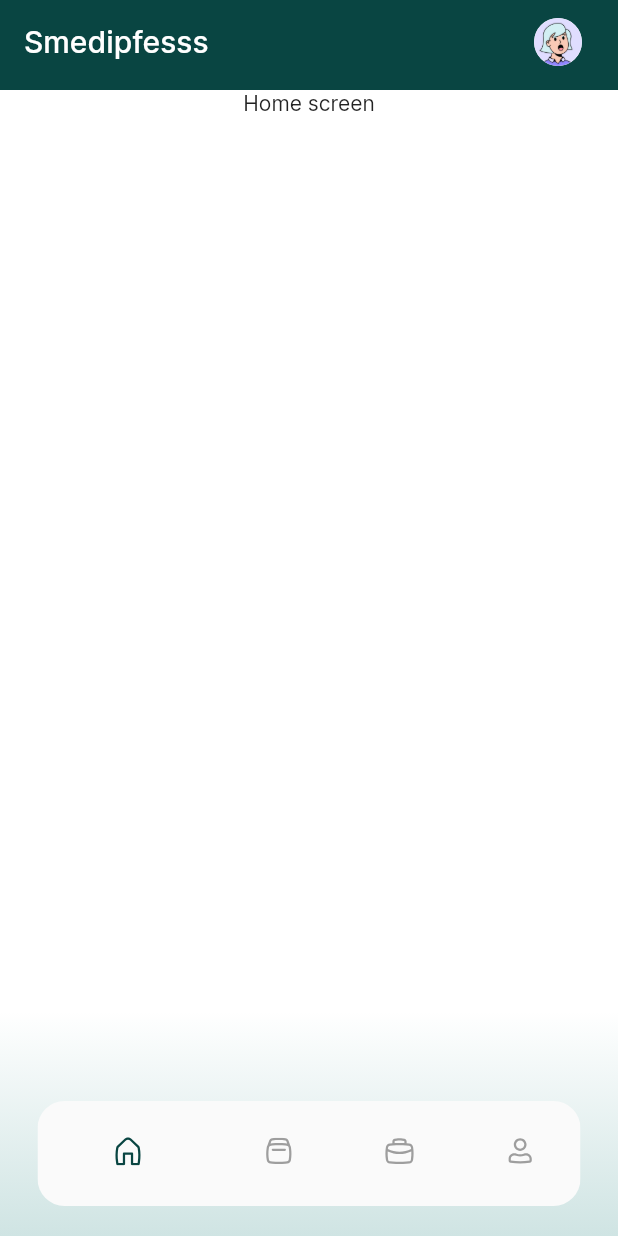
After one commit to smeducative/smedipfess-app, a Flutter app: the ScreenRouter screen opened directly, on a phone screen of 412 x 824 dp. The commit adds this screen. Run offline on Flutter 3.47's test engine with Material 2 defaults, Android fonts, the phone set to English and light mode, and no system bars; our stand-ins replace flutter_svg.

Commit message:
wip bottom navigation bar

```diff
--- a/lib/constants/theme.dart
+++ b/lib/constants/theme.dart
@@ -6,4 +6,13 @@ class AppColorTheme {
   static const Color primaryExtraSoft = Color(0xFFEEF4F4);
   static const Color secondary = Color(0xFFEDE5CC);
   static const Color whiteSoft = Color(0xFFF8F8F8);
+
+  static LinearGradient bottomShadow = LinearGradient(
+    colors: [
+      const Color(0xFF107873).withOpacity(0.2),
+      const Color(0xFF107873).withOpacity(0.0),
+    ],
+    begin: Alignment.bottomCenter,
+    end: Alignment.topCenter,
+  );
 }
--- a/lib/main.dart
+++ b/lib/main.dart
@@ -10,6 +10,7 @@ void main() {
       theme: ThemeData(
         primaryColor: AppColorTheme.kPrimary,
         scaffoldBackgroundColor: Colors.white,
+        fontFamily: 'inter',
       ),
     ),
   );
--- a/lib/screens/auth_screen/login_modal.dart
+++ b/lib/screens/auth_screen/login_modal.dart
@@ -1,6 +1,8 @@
 import 'package:flutter/material.dart';
-import 'package:smedipfess/components/custom_text_field.dart';
+import 'package:smedipfess/screens/components/custom_text_field.dart';
 import 'package:smedipfess/constants/theme.dart';
+import 'package:smedipfess/screens/home/home_sceen.dart';
+import 'package:smedipfess/screens/home/screen_router.dart';
 
 class LoginModal extends StatefulWidget {
   const LoginModal({Key? key}) : super(key: key);
@@ -84,7 +86,14 @@ class _LoginModalState extends State<LoginModal> {
                   height: 60,
                   width: MediaQuery.of(context).size.width,
                   child: ElevatedButton(
-                    onPressed: () {},
+                    onPressed: () {
+                      Navigator.of(context).pop();
+                      Navigator.of(context).pushReplacement(
+                        MaterialPageRoute(
+                          builder: (context) => const ScreenRouter(),
+                        ),
+                      );
+                    },
                     style: ElevatedButton.styleFrom(
                       shape: RoundedRectangleBorder(
                         borderRadius: BorderRadius.circular(10),
--- /dev/null
+++ b/lib/screens/components/custom_app_bar.dart
@@ -0,0 +1,54 @@
+import 'package:flutter/material.dart';
+import 'package:flutter/services.dart';
+import 'package:smedipfess/constants/theme.dart';
+
+class CustomAppBar extends StatelessWidget implements PreferredSizeWidget {
+  final Widget title;
+  final bool showProfilePhoto;
+  final ImageProvider profilePhoto;
+  final VoidCallback onProfilePhotoPressed;
+
+  const CustomAppBar({
+    Key? key,
+    required this.title,
+    required this.showProfilePhoto,
+    required this.profilePhoto,
+    required this.onProfilePhotoPressed,
+  }) : super(key: key);
+
+  @override
+  Size get preferredSize => const Size.fromHeight(60);
+
+  @override
+  Widget build(BuildContext context) {
+    return AppBar(
+      systemOverlayStyle: SystemUiOverlayStyle.dark,
+      backgroundColor: AppColorTheme.kPrimary,
+      title: title,
+      elevation: 0,
+      actions: <Widget>[
+        Visibility(
+          child: Container(
+            margin: const EdgeInsets.only(right: 16),
+            alignment: Alignment.center,
+            child: IconButton(
+              onPressed: onProfilePhotoPressed,
+              icon: Container(
+                width: 32,
+                height: 32,
+                decoration: BoxDecoration(
+                  borderRadius: BorderRadius.circular(100),
+                  color: Colors.white,
+                  image: DecorationImage(
+                    image: profilePhoto,
+                    fit: BoxFit.cover,
+                  ),
+                ),
+              ),
+            ),
+          ),
+        ),
+      ],
+    );
+  }
+}
--- /dev/null
+++ b/lib/screens/components/custom_bottom_navigation_bar.dart
@@ -0,0 +1,83 @@
+import 'package:flutter/material.dart';
+import 'package:smedipfess/constants/theme.dart';
+import 'package:flutter_svg/flutter_svg.dart';
+
+// ignore: must_be_immutable
+class CustomBottomNavigationBar extends StatefulWidget {
+  int selectedIndex;
+  void Function(int) onItemTapped;
+
+  CustomBottomNavigationBar({
+    Key? key,
+    required this.selectedIndex,
+    required this.onItemTapped,
+  }) : super(key: key);
+
+  @override
+  _CustomBottomNavigationBarState createState() =>
+      _CustomBottomNavigationBarState();
+}
+
+class _CustomBottomNavigationBarState extends State<CustomBottomNavigationBar> {
+  @override
+  Widget build(BuildContext context) {
+    return Container(
+      padding: const EdgeInsets.symmetric(
+        vertical: 10.0,
+        horizontal: 15.0,
+      ),
+      margin: const EdgeInsets.all(10.0),
+      color: Colors.transparent,
+      child: ClipRRect(
+        borderRadius: BorderRadius.circular(18),
+        child: SizedBox(
+            height: 70,
+            child: BottomNavigationBar(
+              currentIndex: widget.selectedIndex,
+              onTap: widget.onItemTapped,
+              elevation: 0,
+              showUnselectedLabels: false,
+              showSelectedLabels: false,
+              items: [
+                BottomNavigationBarItem(
+                  icon: SvgPicture.asset(
+                    "assets/icons/home.svg",
+                    color: widget.selectedIndex == 0
+                        ? AppColorTheme.kPrimary
+                        : Colors.grey,
+                  ),
+                  label: 'Home',
+                ),
+                BottomNavigationBarItem(
+                  icon: SvgPicture.asset(
+                    "assets/icons/box.svg",
+                    color: widget.selectedIndex == 1
+                        ? AppColorTheme.kPrimary
+                        : Colors.grey,
+                  ),
+                  label: '',
+                ),
+                BottomNavigationBarItem(
+                  icon: SvgPicture.asset(
+                    "assets/icons/bag.svg",
+                    color: widget.selectedIndex == 2
+                        ? AppColorTheme.kPrimary
+                        : Colors.grey,
+                  ),
+                  label: '',
+                ),
+                BottomNavigationBarItem(
+                  icon: SvgPicture.asset(
+                    "assets/icons/user.svg",
+                    color: widget.selectedIndex == 3
+                        ? AppColorTheme.kPrimary
+                        : Colors.grey,
+                  ),
+                  label: '',
+                ),
+              ],
+            )),
+      ),
+    );
+  }
+}
--- /dev/null
+++ b/lib/screens/home/home_sceen.dart
@@ -0,0 +1,38 @@
+import 'package:flutter/material.dart';
+import 'package:smedipfess/screens/components/custom_app_bar.dart';
+
+class HomeScreen extends StatefulWidget {
+  const HomeScreen({Key? key}) : super(key: key);
+
+  @override
+  _HomeScreenState createState() => _HomeScreenState();
+}
+
+class _HomeScreenState extends State<HomeScreen> {
+  @override
+  Widget build(BuildContext context) {
+    return Scaffold(
+      appBar: CustomAppBar(
+        title: const Text('Smedipfesss'),
+        showProfilePhoto: true,
+        profilePhoto: const AssetImage("assets/images/Avatar.png"),
+        onProfilePhotoPressed: () {
+          ScaffoldMessenger.of(context).showSnackBar(
+            const SnackBar(
+              content: Text('Profile photo pressed'),
+            ),
+          );
+        },
+      ),
+      body: ListView(
+        shrinkWrap: true,
+        physics: const BouncingScrollPhysics(),
+        children: [
+          const Center(
+            child: Text('Home screen'),
+          ),
+        ],
+      ),
+    );
+  }
+}
--- /dev/null
+++ b/lib/screens/home/screen_router.dart
@@ -0,0 +1,61 @@
+import 'package:flutter/material.dart';
+import 'package:smedipfess/constants/theme.dart';
+import 'package:smedipfess/screens/components/custom_bottom_navigation_bar.dart';
+import 'package:smedipfess/screens/home/home_sceen.dart';
+
+class ScreenRouter extends StatefulWidget {
+  const ScreenRouter({Key? key}) : super(key: key);
+
+  @override
+  _ScreenRouterState createState() => _ScreenRouterState();
+}
+
+class _ScreenRouterState extends State<ScreenRouter> {
+  int _selectedIndex = 0;
+
+  _onItemTapped(int index) {
+    setState(() {
+      _selectedIndex = index;
+    });
+  }
+
+  @override
+  Widget build(BuildContext context) {
+    return Scaffold(
+      extendBody: true,
+      body: Stack(
+        children: [
+          [
+            HomeScreen(),
+            HomeScreen(),
+            HomeScreen(),
+            HomeScreen(),
+          ][_selectedIndex],
+          const BottomGradientWidget(),
+        ],
+      ),
+      bottomNavigationBar: CustomBottomNavigationBar(
+        onItemTapped: _onItemTapped,
+        selectedIndex: _selectedIndex,
+      ),
+    );
+  }
+}
+
+class BottomGradientWidget extends StatelessWidget {
+  const BottomGradientWidget({Key? key}) : super(key: key);
+
+  @override
+  Widget build(BuildContext context) {
+    return Positioned(
+      bottom: 0,
+      child: Container(
+        width: MediaQuery.of(context).size.width,
+        height: 150,
+        decoration: BoxDecoration(
+          gradient: AppColorTheme.bottomShadow,
+        ),
+      ),
+    );
+  }
+}
--- a/pubspec.yaml
+++ b/pubspec.yaml
@@ -34,6 +34,7 @@ dependencies:
   # Use with the CupertinoIcons class for iOS style icons.
   cupertino_icons: ^1.0.2
   flutter_launcher_icons: ^0.9.2
+  flutter_svg: ^0.23.0+1
 
 dev_dependencies:
   flutter_test:
@@ -63,6 +64,7 @@ flutter:
   # To add assets to your application, add an assets section, like this:
   assets:
     - assets/images/
+    - assets/icons/
 
   # An image asset can refer to one or more resolution-specific "variants", see
   # https://flutter.dev/assets-and-images/#resolution-aware.
```
Also changed, not shown: assets/icons/bag.svg (added), assets/icons/box.svg (added), assets/icons/filter.svg (added), assets/icons/home.svg (added), assets/icons/user.svg (added), assets/images/Avatar.png (added), assets/images/Avatar.svg (added), lib/screens/components/custom_text_field.dart (renamed from lib/components/custom_text_field.dart), pubspec.lock.
